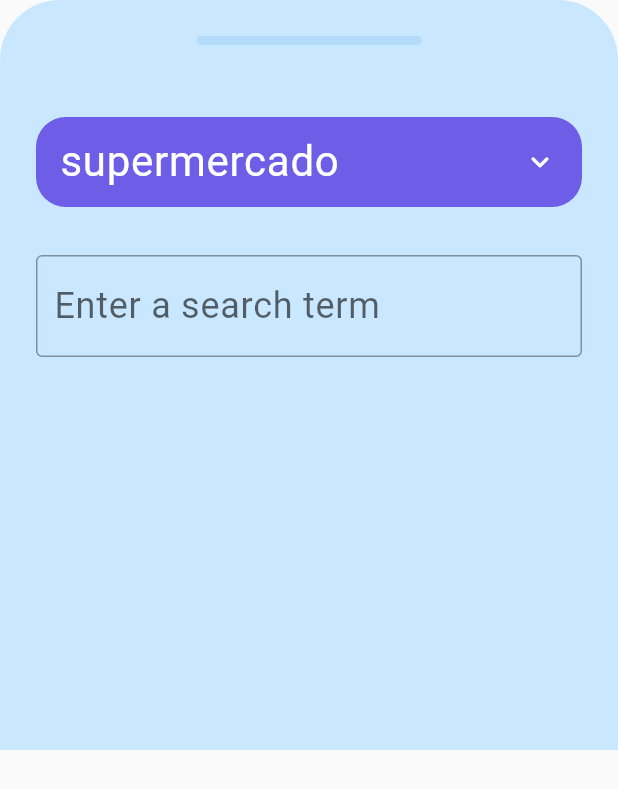
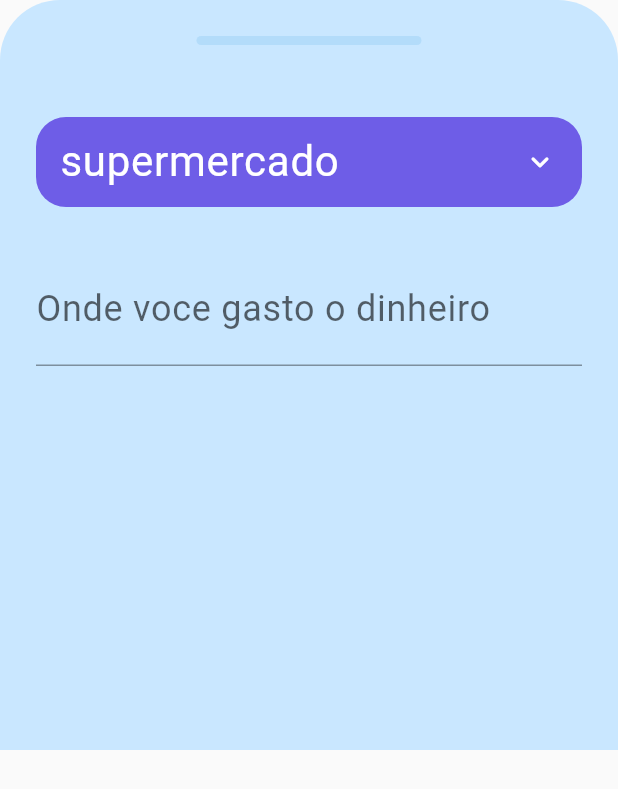
Before and after one commit to lanzoninicola/flutter_personal_expenses, a Flutter app: the TransactionSheet widget shown alone on an empty page, opened directly, on a phone screen of 412 x 824 dp. Shown: the top 789 px of the screen. Run offline on Flutter 3.47's test engine with Material 2 defaults, Android fonts, the phone set to English and light mode, and no system bars; our stand-ins replace flutter_svg, google_fonts.

Commit message:
remove unuseful files

```diff
--- a/lib/screens/transaction_sheet.dart
+++ b/lib/screens/transaction_sheet.dart
@@ -3,6 +3,8 @@ import 'package:flutter/material.dart';
 import 'package:flutter_personal_expenses/model/categories.dart';
 
 Categories transactionCategories = Categories();
+
+class Foo extends BorderSide {}
 
 class TransactionSheet extends StatefulWidget {
   @override
@@ -64,7 +66,7 @@ class _TransactionSheetState extends State<TransactionSheet> {
   BorderSide borderSide = BorderSide(color: Colors.red);
 
   OutlineInputBorder outlineInputBorder = const OutlineInputBorder()
-      .copyWith(borderSide: BorderSide(color: Colors.red));
+      .copyWith(borderSide: BorderSide().copyWith(color: Colors.red));
 
   Widget _buildInputExpenseName() {
     return TextField(
@@ -74,8 +76,7 @@ class _TransactionSheetState extends State<TransactionSheet> {
         letterSpacing: .5,
       ),
       decoration: InputDecoration(
-        hintText: 'Enter a search term',
-        border: outlineInputBorder,
+        labelText: 'Onde voce gasto o dinheiro',
       ),
     );
   }
```
Also changed, not shown: 1 other file.
